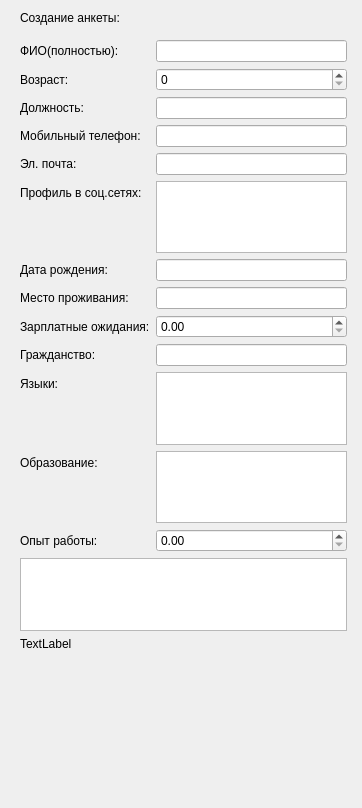
First picture: the form in anketa.ui, repository KawaiiZhele/Yandex-lyceum-1st-project, before the edit.
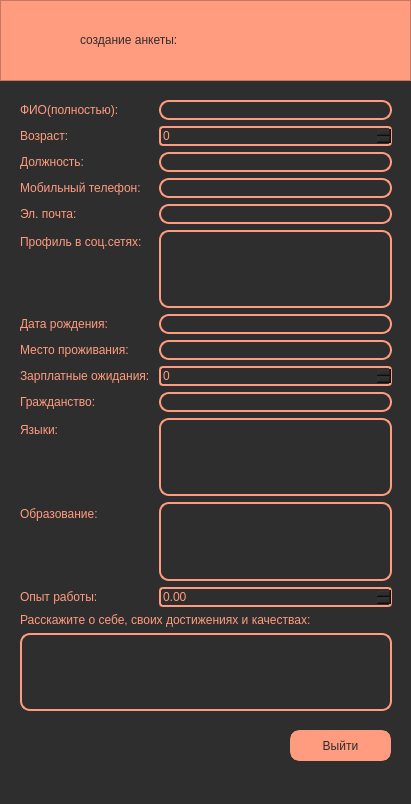
Second picture: the form after the edit.

Commit message: new anketa design

Diff of the .ui file:
```diff
--- a/anketa.ui
+++ b/anketa.ui
@@ -6,177 +6,393 @@
    <rect>
     <x>0</x>
     <y>0</y>
-    <width>362</width>
-    <height>808</height>
+    <width>411</width>
+    <height>804</height>
    </rect>
   </property>
   <property name="windowTitle">
    <string>MainWindow</string>
   </property>
   <widget class="QWidget" name="centralwidget">
+   <property name="styleSheet">
+    <string notr="true">background: #2E2E2E</string>
+   </property>
    <widget class="QWidget" name="formLayoutWidget">
     <property name="geometry">
      <rect>
       <x>20</x>
-      <y>40</y>
-      <width>327</width>
+      <y>100</y>
+      <width>372</width>
       <height>611</height>
      </rect>
     </property>
     <layout class="QFormLayout" name="resume">
      <item row="0" column="0">
       <widget class="QLabel" name="label">
+       <property name="styleSheet">
+        <string notr="true">font: 10pt &quot;Fulbo Argenta&quot;;
+color: #FF9C7F</string>
+       </property>
        <property name="text">
         <string>ФИО(полностью):</string>
        </property>
       </widget>
      </item>
      <item row="0" column="1">
-      <widget class="QLineEdit" name="lineEdit"/>
+      <widget class="QLineEdit" name="lineEdit">
+       <property name="styleSheet">
+        <string notr="true">bachground-color: #2E2E2E;
+border: 2px solid #FF9C7F;
+border-radius: 10px;
+color: #FF9C7F;
+</string>
+       </property>
+      </widget>
      </item>
      <item row="1" column="0">
       <widget class="QLabel" name="label_5">
+       <property name="styleSheet">
+        <string notr="true">font: 10pt &quot;Fulbo Argenta&quot;;
+color: #FF9C7F</string>
+       </property>
        <property name="text">
         <string>Возраст:</string>
        </property>
       </widget>
      </item>
      <item row="1" column="1">
-      <widget class="QSpinBox" name="spinBox_2"/>
+      <widget class="QSpinBox" name="spinBox_2">
+       <property name="styleSheet">
+        <string notr="true">bachground-color: #2E2E2E;
+border: 2px solid #FF9C7F;
+border-radius: 4px;
+font: 10pt &quot;Fulbo Argenta&quot;;
+color: #FF9C7F
+</string>
+       </property>
+      </widget>
      </item>
      <item row="2" column="0">
       <widget class="QLabel" name="label_2">
+       <property name="styleSheet">
+        <string notr="true">font: 10pt &quot;Fulbo Argenta&quot;;
+color: #FF9C7F</string>
+       </property>
        <property name="text">
         <string>Должность:</string>
        </property>
       </widget>
      </item>
      <item row="2" column="1">
-      <widget class="QLineEdit" name="lineEdit_2"/>
+      <widget class="QLineEdit" name="lineEdit_2">
+       <property name="styleSheet">
+        <string notr="true">bachground-color: #2E2E2E;
+border: 2px solid #FF9C7F;
+border-radius: 10px;
+color: #FF9C7F;
+</string>
+       </property>
+      </widget>
      </item>
      <item row="3" column="0">
       <widget class="QLabel" name="label_3">
+       <property name="styleSheet">
+        <string notr="true">font: 10pt &quot;Fulbo Argenta&quot;;
+color: #FF9C7F</string>
+       </property>
        <property name="text">
         <string>Мобильный телефон:</string>
        </property>
       </widget>
      </item>
      <item row="3" column="1">
-      <widget class="QLineEdit" name="lineEdit_3"/>
+      <widget class="QLineEdit" name="lineEdit_3">
+       <property name="styleSheet">
+        <string notr="true">bachground-color: #2E2E2E;
+border: 2px solid #FF9C7F;
+border-radius: 10px;
+color: #FF9C7F;
+</string>
+       </property>
+      </widget>
      </item>
      <item row="4" column="0">
       <widget class="QLabel" name="label_4">
+       <property name="styleSheet">
+        <string notr="true">font: 10pt &quot;Fulbo Argenta&quot;;
+color: #FF9C7F</string>
+       </property>
        <property name="text">
         <string>Эл. почта:</string>
        </property>
       </widget>
      </item>
      <item row="4" column="1">
-      <widget class="QLineEdit" name="lineEdit_4"/>
+      <widget class="QLineEdit" name="lineEdit_4">
+       <property name="styleSheet">
+        <string notr="true">bachground-color: #2E2E2E;
+border: 2px solid #FF9C7F;
+border-radius: 10px;
+color: #FF9C7F;
+</string>
+       </property>
+      </widget>
      </item>
      <item row="5" column="0">
       <widget class="QLabel" name="label_14">
+       <property name="styleSheet">
+        <string notr="true">font: 10pt &quot;Fulbo Argenta&quot;;
+color: #FF9C7F</string>
+       </property>
        <property name="text">
         <string>Профиль в соц.сетях:</string>
        </property>
       </widget>
      </item>
+     <item row="5" column="1">
+      <widget class="QTextEdit" name="textEdit_2">
+       <property name="styleSheet">
+        <string notr="true">bachground-color: #2E2E2E;
+border: 2px solid #FF9C7F;
+border-radius: 10px;
+color: #FF9C7F;
+</string>
+       </property>
+      </widget>
+     </item>
      <item row="6" column="0">
       <widget class="QLabel" name="label_8">
+       <property name="styleSheet">
+        <string notr="true">font: 10pt &quot;Fulbo Argenta&quot;;
+color: #FF9C7F</string>
+       </property>
        <property name="text">
         <string>Дата рождения:</string>
        </property>
       </widget>
      </item>
      <item row="6" column="1">
-      <widget class="QLineEdit" name="lineEdit_5"/>
+      <widget class="QLineEdit" name="lineEdit_5">
+       <property name="styleSheet">
+        <string notr="true">bachground-color: #2E2E2E;
+border: 2px solid #FF9C7F;
+border-radius: 10px;
+color: #FF9C7F;
+</string>
+       </property>
+      </widget>
      </item>
      <item row="7" column="0">
       <widget class="QLabel" name="label_9">
+       <property name="styleSheet">
+        <string notr="true">font: 10pt &quot;Fulbo Argenta&quot;;
+color: #FF9C7F</string>
+       </property>
        <property name="text">
         <string>Место проживания:</string>
        </property>
       </widget>
      </item>
      <item row="7" column="1">
-      <widget class="QLineEdit" name="lineEdit_6"/>
+      <widget class="QLineEdit" name="lineEdit_6">
+       <property name="styleSheet">
+        <string notr="true">bachground-color: #2E2E2E;
+border: 2px solid #FF9C7F;
+border-radius: 10px;
+color: #FF9C7F;
+</string>
+       </property>
+      </widget>
      </item>
      <item row="8" column="0">
       <widget class="QLabel" name="label_10">
+       <property name="styleSheet">
+        <string notr="true">font: 10pt &quot;Fulbo Argenta&quot;;
+color: #FF9C7F</string>
+       </property>
        <property name="text">
-        <string>Зарплатные ожидания:</string>
+        <string>Зарплатные ожидания: </string>
        </property>
       </widget>
      </item>
      <item row="8" column="1">
-      <widget class="QDoubleSpinBox" name="doubleSpinBox_2"/>
+      <widget class="QSpinBox" name="spinBox">
+       <property name="styleSheet">
+        <string notr="true">bachground-color: #2E2E2E;
+border: 2px solid #FF9C7F;
+border-radius: 4px;
+font: 10pt &quot;Fulbo Argenta&quot;;
+color: #FF9C7F</string>
+       </property>
+      </widget>
      </item>
      <item row="9" column="0">
       <widget class="QLabel" name="label_11">
+       <property name="styleSheet">
+        <string notr="true">font: 10pt &quot;Fulbo Argenta&quot;;
+color: #FF9C7F</string>
+       </property>
        <property name="text">
         <string>Гражданство:</string>
        </property>
       </widget>
      </item>
      <item row="9" column="1">
-      <widget class="QLineEdit" name="lineEdit_7"/>
+      <widget class="QLineEdit" name="lineEdit_7">
+       <property name="styleSheet">
+        <string notr="true">bachground-color: #2E2E2E;
+border: 2px solid #FF9C7F;
+border-radius: 10px;
+color: #FF9C7F;
+</string>
+       </property>
+      </widget>
      </item>
      <item row="10" column="0">
       <widget class="QLabel" name="label_12">
+       <property name="styleSheet">
+        <string notr="true">font: 10pt &quot;Fulbo Argenta&quot;;
+color: #FF9C7F</string>
+       </property>
        <property name="text">
         <string>Языки:</string>
        </property>
       </widget>
      </item>
+     <item row="10" column="1">
+      <widget class="QTextEdit" name="textEdit_3">
+       <property name="styleSheet">
+        <string notr="true">bachground-color: #2E2E2E;
+border: 2px solid #FF9C7F;
+border-radius: 10px;
+color: #FF9C7F;
+</string>
+       </property>
+      </widget>
+     </item>
      <item row="11" column="0">
       <widget class="QLabel" name="label_13">
+       <property name="styleSheet">
+        <string notr="true">font: 10pt &quot;Fulbo Argenta&quot;;
+color: #FF9C7F</string>
+       </property>
        <property name="text">
         <string>Образование:</string>
        </property>
       </widget>
      </item>
+     <item row="11" column="1">
+      <widget class="QTextEdit" name="textEdit_4">
+       <property name="styleSheet">
+        <string notr="true">bachground-color: #2E2E2E;
+border: 2px solid #FF9C7F;
+border-radius: 10px;
+color: #FF9C7F;
+</string>
+       </property>
+      </widget>
+     </item>
      <item row="12" column="0">
       <widget class="QLabel" name="label_6">
+       <property name="styleSheet">
+        <string notr="true">font: 10pt &quot;Fulbo Argenta&quot;;
+color: #FF9C7F</string>
+       </property>
        <property name="text">
         <string>Опыт работы:</string>
        </property>
       </widget>
      </item>
      <item row="12" column="1">
-      <widget class="QDoubleSpinBox" name="doubleSpinBox"/>
+      <widget class="QDoubleSpinBox" name="doubleSpinBox">
+       <property name="styleSheet">
+        <string notr="true">bachground-color: #2E2E2E;
+border: 2px solid #FF9C7F;
+border-radius: 4px;
+font: 10pt &quot;Fulbo Argenta&quot;;
+color: #FF9C7F
+</string>
+       </property>
+      </widget>
      </item>
      <item row="13" column="0" colspan="2">
-      <widget class="QTextEdit" name="textEdit"/>
-     </item>
-     <item row="14" column="0">
       <widget class="QLabel" name="label_7">
+       <property name="styleSheet">
+        <string notr="true">font: 10pt &quot;Fulbo Argenta&quot;;
+color: #FF9C7F</string>
+       </property>
        <property name="text">
-        <string>TextLabel</string>
+        <string>Расскажите о себе, своих достижениях и качествах:</string>
        </property>
       </widget>
      </item>
-     <item row="5" column="1">
-      <widget class="QTextEdit" name="textEdit_2"/>
-     </item>
-     <item row="10" column="1">
-      <widget class="QTextEdit" name="textEdit_3"/>
-     </item>
-     <item row="11" column="1">
-      <widget class="QTextEdit" name="textEdit_4"/>
+     <item row="14" column="0" colspan="2">
+      <widget class="QTextEdit" name="textEdit">
+       <property name="styleSheet">
+        <string notr="true">bachground-color: #2E2E2E;
+border: 2px solid #FF9C7F;
+border-radius: 10px;
+color: #FF9C7F;
+</string>
+       </property>
+      </widget>
      </item>
     </layout>
    </widget>
-   <widget class="QLabel" name="label_15">
+   <widget class="QFrame" name="frame">
     <property name="geometry">
      <rect>
-      <x>20</x>
-      <y>10</y>
-      <width>201</width>
-      <height>16</height>
+      <x>0</x>
+      <y>0</y>
+      <width>411</width>
+      <height>81</height>
      </rect>
+    </property>
+    <property name="styleSheet">
+     <string notr="true">background: #FF9C7F</string>
+    </property>
+    <property name="frameShape">
+     <enum>QFrame::StyledPanel</enum>
+    </property>
+    <property name="frameShadow">
+     <enum>QFrame::Raised</enum>
+    </property>
+    <widget class="QLabel" name="label_15">
+     <property name="geometry">
+      <rect>
+       <x>80</x>
+       <y>30</y>
+       <width>291</width>
+       <height>20</height>
+      </rect>
+     </property>
+     <property name="styleSheet">
+      <string notr="true">font: 20pt &quot;Fulbo Argenta&quot;;
+color: #2E2E2E</string>
+     </property>
+     <property name="text">
+      <string>создание анкеты:</string>
+     </property>
+    </widget>
+   </widget>
+   <widget class="QPushButton" name="pushButton">
+    <property name="geometry">
+     <rect>
+      <x>290</x>
+      <y>730</y>
+      <width>101</width>
+      <height>31</height>
+     </rect>
+    </property>
+    <property name="styleSheet">
+     <string notr="true">border-radius: 10px;
+border: 6px solid #FF9C7F;
+background: #FF9C7F;
+font: 10pt &quot;Fulbo Argenta&quot;;
+color: #2E2E2E</string>
     </property>
     <property name="text">
-     <string>Создание анкеты:</string>
+     <string>Выйти</string>
     </property>
    </widget>
   </widget>
```
Left out of the diff: 2 changed lines with no effect on the pictures.
